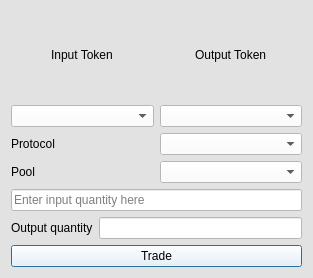
LiquidityProtocol/AMM-Simulator, file TradeDialog.ui: the form before one commit.
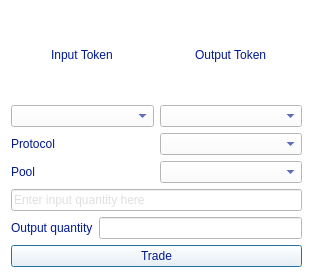
The form after the commit.

Patch:
```diff
--- a/TradeDialog.ui
+++ b/TradeDialog.ui
@@ -14,8 +14,9 @@
    <string>Dialog</string>
   </property>
   <property name="styleSheet">
-   <string notr="true">background-color: rgb(226, 226, 226);
-border-color: rgb(255, 255, 255);</string>
+   <string notr="true">background-color: rgb(255, 255, 255);
+border-color: rgb(255, 255, 255);
+color: rgb(1, 25, 147); </string>
   </property>
   <layout class="QVBoxLayout" name="verticalLayout_3">
    <item>
@@ -97,7 +98,8 @@
    <item>
     <widget class="QLineEdit" name="input_quantity_lineEdit">
      <property name="styleSheet">
-      <string notr="true">background-color: rgb(255, 255, 255);</string>
+      <string notr="true">background-color: rgb(255, 255, 255);
+color: rgb(192, 192, 192);</string>
      </property>
      <property name="placeholderText">
       <string>Enter input quantity here</string>
```
